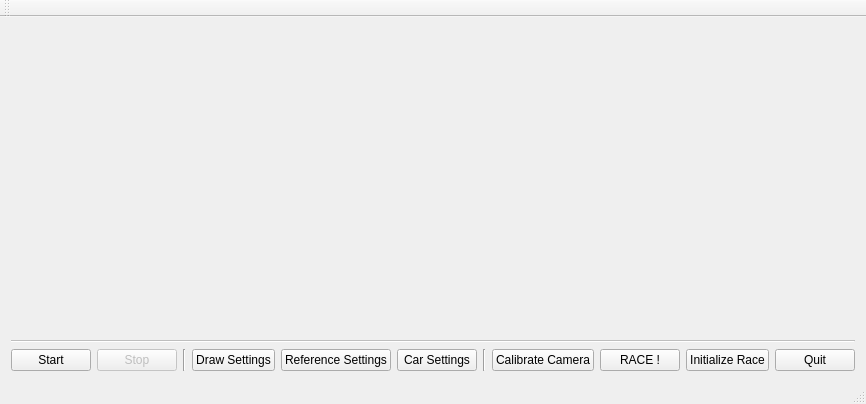
Old version of the form CARS/mainwindow.ui in the repository projectCARS/CARS2014-GIT.
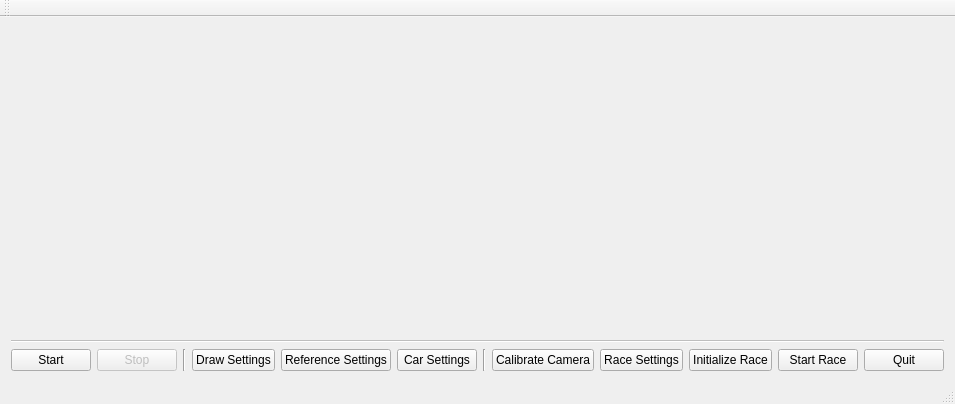
New version of the form.

```diff
--- a/CARS/mainwindow.ui
+++ b/CARS/mainwindow.ui
@@ -6,7 +6,7 @@
    <rect>
     <x>0</x>
     <y>0</y>
-    <width>830</width>
+    <width>948</width>
     <height>404</height>
    </rect>
   </property>
@@ -100,7 +100,7 @@
       <item>
        <widget class="QPushButton" name="raceButton">
         <property name="text">
-         <string>RACE !</string>
+         <string>Race Settings</string>
         </property>
        </widget>
       </item>
@@ -111,6 +111,13 @@
         </property>
        </widget>
       </item>
+      <item>
+       <widget class="QPushButton" name="startRaceButton">
+        <property name="text">
+         <string>Start Race</string>
+        </property>
+       </widget>
+      </item>
       <item>
        <spacer name="horizontalSpacer">
         <property name="orientation">
```
Left out of the diff: 2 changed lines with no effect on the pictures.
